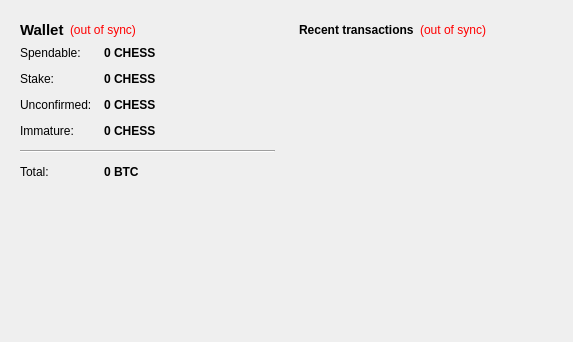
Qt form src/qt/forms/overviewpage.ui (AKKPP/ChessCoin032) before a commit.
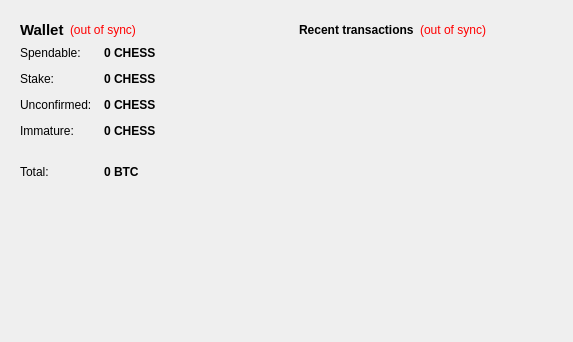
The same form after that commit.

The edit to the form file:
```diff
--- a/src/qt/forms/overviewpage.ui
+++ b/src/qt/forms/overviewpage.ui
@@ -13,11 +13,20 @@
   <property name="windowTitle">
    <string>Form</string>
   </property>
+  <property name="windowOpacity">
+   <double>0.500000000000000</double>
+  </property>
+  <property name="styleSheet">
+   <string notr="true"/>
+  </property>
   <layout class="QHBoxLayout" name="horizontalLayout" stretch="1,1">
    <item>
     <layout class="QVBoxLayout" name="verticalLayout_2">
      <item>
       <widget class="QFrame" name="frame">
+       <property name="styleSheet">
+        <string notr="true">background-color:transparent;</string>
+       </property>
        <property name="frameShape">
         <enum>QFrame::NoFrame</enum>
        </property>
```
Left out of the diff: 3 changed lines with no effect on the pictures.
